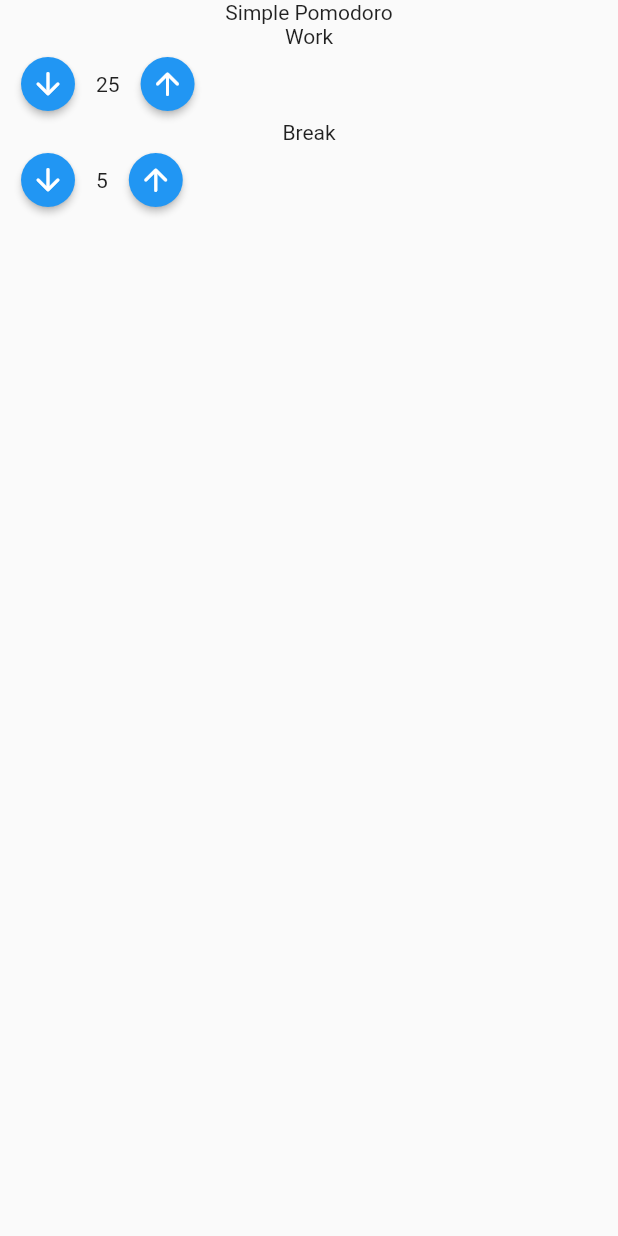
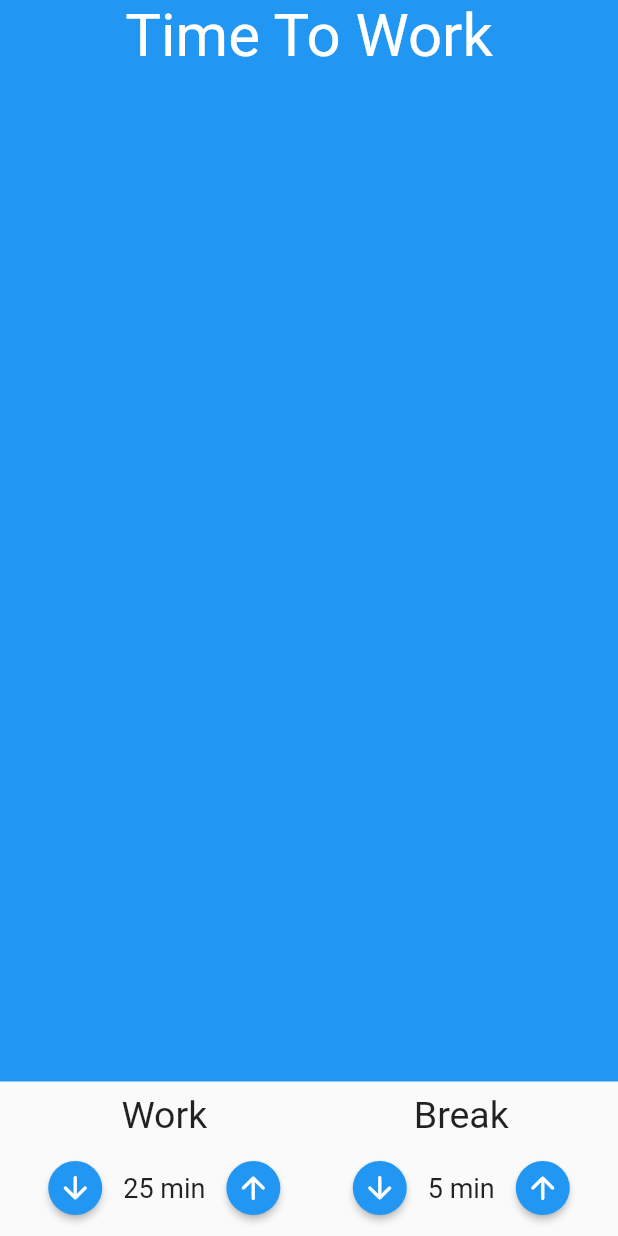
Before and after one commit to AreaCode15/Webapp-Simple_Pomodoro, a Flutter app: the screen it shows after launch, on a phone screen of 412 x 824 dp. Run offline on Flutter 3.47's test engine with Material 2 defaults, Android fonts, the phone set to English and light mode, and no system bars; our stand-ins replace mobx; generated files the repository leaves out were written again.

Commit message:
add StopWatch

```diff
--- /dev/null
+++ b/lib/components/StopWatch.dart
@@ -0,0 +1,22 @@
+import 'package:flutter/material.dart';
+
+class StopWatch extends StatelessWidget {
+  const StopWatch({Key? key}) : super(key: key);
+
+  @override
+  Widget build(BuildContext context) {
+    return Container(
+      color : Colors.blue,
+      child: Column(
+        crossAxisAlignment: CrossAxisAlignment.center,
+        children: const [
+          Text("Time To Work",
+          style: TextStyle(
+            fontSize: 40,
+            color: Colors.white
+          ),),
+        ],
+      ),
+    );
+  }
+}
--- a/lib/components/tempo_input.dart
+++ b/lib/components/TempoInput.dart
@@ -13,9 +13,16 @@ class TempoInput extends StatelessWidget {
   @override
   Widget build(BuildContext context) {
     return Column(
+      crossAxisAlignment: CrossAxisAlignment.center,
       children: [
-        Text(title),
+        Text(title,
+          style: const TextStyle(
+            fontSize: 25,
+          ),
+        ),
+      const SizedBox(height: 10),
       Row(
+        mainAxisAlignment: MainAxisAlignment.center,
         children: [
           ElevatedButton(
               onPressed: () {},
@@ -28,7 +35,11 @@ class TempoInput extends StatelessWidget {
               color: Colors.white,
               ),
           ),
-          Text("$value"),
+          Text("$value min",
+          style: const TextStyle(
+            fontSize: 18,
+          ),
+          ),
           ElevatedButton(
             onPressed: () {},
             style: ElevatedButton.styleFrom(
--- a/lib/pages/Pomodoro.dart
+++ b/lib/pages/Pomodoro.dart
@@ -1,5 +1,6 @@
 import 'package:flutter/material.dart';
-import 'package:webapp_simple_pomodoro/components/tempo_input.dart';
+import 'package:webapp_simple_pomodoro/components/StopWatch.dart';
+import 'package:webapp_simple_pomodoro/components/TempoInput.dart';
 
 class Pomodoro extends StatelessWidget {
   const Pomodoro({Key? key}) : super(key: key);
@@ -8,7 +9,16 @@ class Pomodoro extends StatelessWidget {
   Widget build(BuildContext context) {
     return Scaffold(
       body: Column(
-        children: const [Text("Simple Pomodoro"),
+        crossAxisAlignment: CrossAxisAlignment.stretch,
+        children: [
+          const Expanded(
+              child: StopWatch(),
+          ),
+        Padding(
+          padding: const EdgeInsets.all(8.0),
+          child: Row (
+          mainAxisAlignment: MainAxisAlignment.spaceAround,
+          children: const [
             TempoInput(
               title: "Work",
               value: 25,
@@ -19,6 +29,9 @@ class Pomodoro extends StatelessWidget {
             ),
           ],
         )
+        ),
+        ],
+      )
     );
   }
 }
```
Lines whose indentation alone changed are shown as unchanged.
